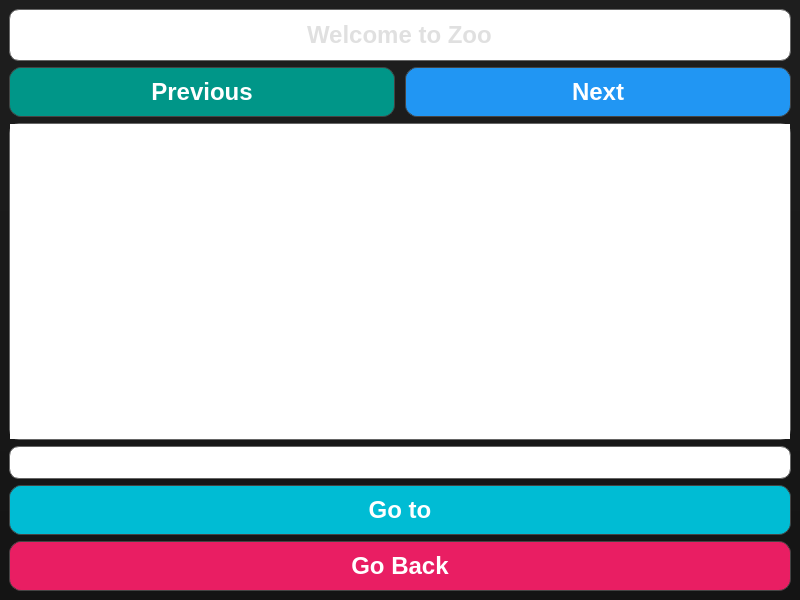
Qt form MonkeyZooManager/qt/zoo_areas.ui (woobe-studio/MonkeyZooManager) before a commit.
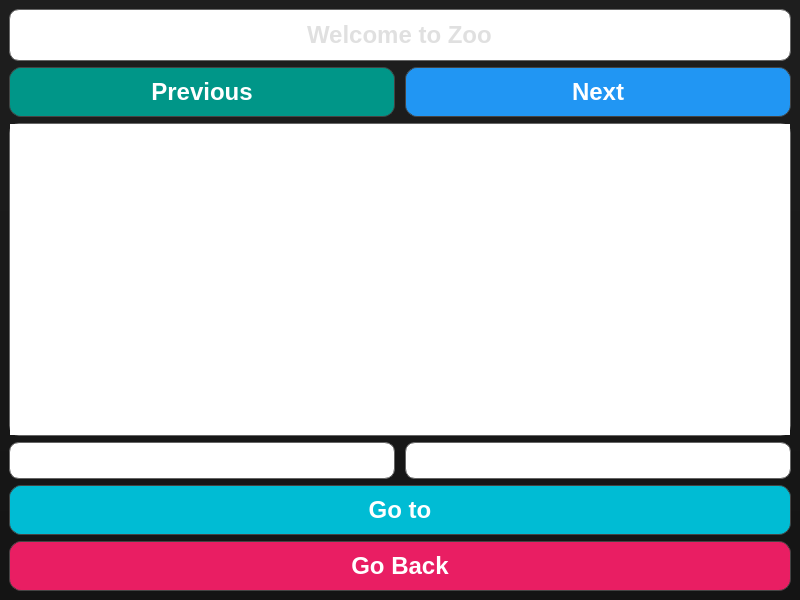
The same form after that commit.

Commit message: added Space Amount in the qt  zoo_areas design

Diff of the .ui file:
```diff
--- a/MonkeyZooManager/qt/zoo_areas.ui
+++ b/MonkeyZooManager/qt/zoo_areas.ui
@@ -158,10 +158,16 @@
      </widget>
     </item>
     <item>
+     <layout class="QHBoxLayout" name="nameSpaceLayout">
+      <property name="spacing">
+       <number>10</number>
+      </property>
+      <item>
      <widget class="QLineEdit" name="Name">
       <property name="font">
        <font>
-        <pointsize>12</pointsize>
+          <pointsize>14</pointsize>
+          <bold>true</bold>
        </font>
       </property>
       <property name="styleSheet">
@@ -176,10 +182,49 @@
 }
 </string>
       </property>
+        <property name="text">
+         <string/>
+        </property>
+        <property name="alignment">
+         <set>Qt::AlignmentFlag::AlignCenter</set>
+        </property>
       <property name="readOnly">
        <bool>true</bool>
       </property>
      </widget>
+      </item>
+      <item>
+       <widget class="QLineEdit" name="Space">
+        <property name="font">
+         <font>
+          <pointsize>14</pointsize>
+          <bold>true</bold>
+         </font>
+        </property>
+        <property name="styleSheet">
+         <string notr="true">QLineEdit {
+background: qlineargradient(x1: 0, y1: 0, x2: 0, y2: 1,
+                            stop: 0 rgba(45, 45, 45, 255),
+                            stop: 1 rgba(30, 30, 30, 255));
+color: white;
+border-radius: 10px;
+border: 1px solid #666;
+padding: 5px;
+}
+</string>
+        </property>
+        <property name="text">
+         <string/>
+        </property>
+        <property name="alignment">
+         <set>Qt::AlignmentFlag::AlignCenter</set>
+        </property>
+        <property name="readOnly">
+         <bool>true</bool>
+        </property>
+       </widget>
+      </item>
+     </layout>
     </item>
     <item>
      <widget class="QPushButton" name="GoTo">
```
Lines whose indentation alone changed are shown as unchanged. The commit also changes 1 other file.
